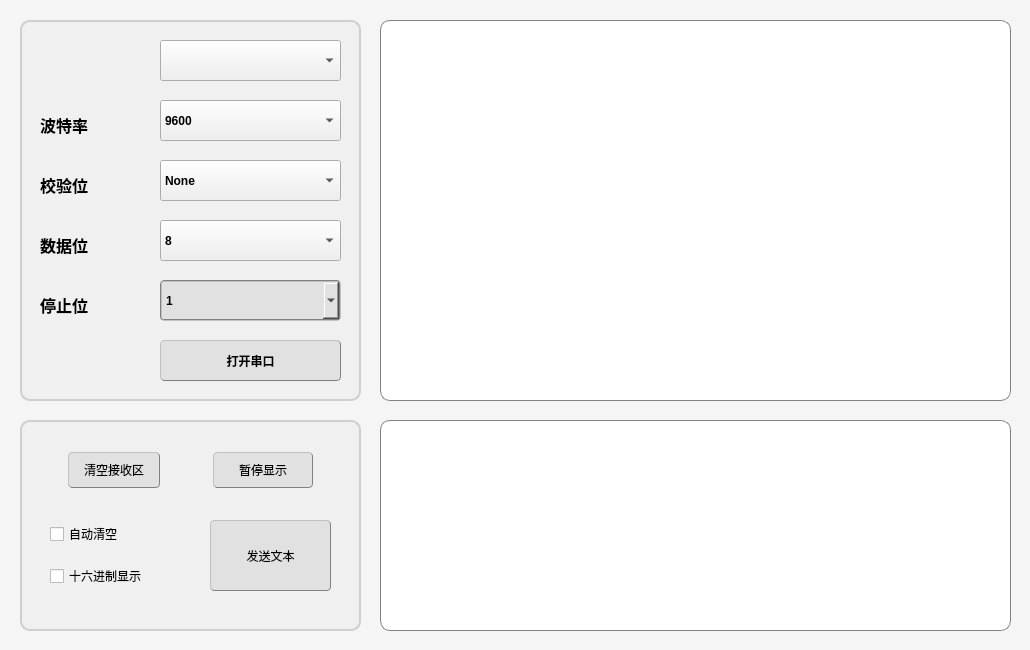
Before: the Qt Designer form proj/serial.ui in SamFisher940425/MCU_IAP_Application, drawn with Qt 5.
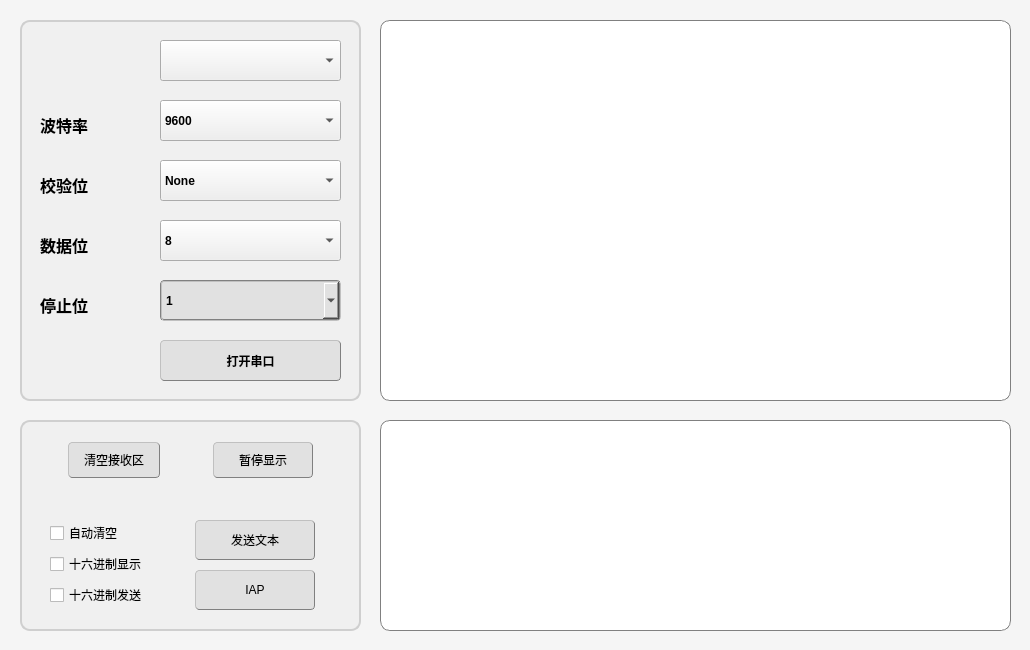
After: the same form once the commit is applied.

```diff
--- a/proj/serial.ui
+++ b/proj/serial.ui
@@ -395,10 +395,10 @@
     <widget class="QPushButton" name="sendTxtButton">
      <property name="geometry">
       <rect>
-       <x>190</x>
+       <x>175</x>
        <y>100</y>
-       <width>121</width>
-       <height>71</height>
+       <width>120</width>
+       <height>40</height>
       </rect>
      </property>
      <property name="font">
@@ -422,7 +422,7 @@
        <x>0</x>
        <y>0</y>
        <width>341</width>
-       <height>101</height>
+       <height>81</height>
       </rect>
      </property>
      <layout class="QHBoxLayout" name="horizontalLayout">
@@ -507,8 +507,8 @@
      <property name="geometry">
       <rect>
        <x>30</x>
-       <y>90</y>
-       <width>191</width>
+       <y>100</y>
+       <width>111</width>
        <height>91</height>
       </rect>
      </property>
@@ -539,8 +539,39 @@
         </property>
        </widget>
       </item>
+      <item>
+       <widget class="QCheckBox" name="checkBoxHexTx">
+        <property name="text">
+         <string>十六进制发送</string>
+        </property>
+       </widget>
+      </item>
      </layout>
     </widget>
+    <widget class="QPushButton" name="iapButton">
+     <property name="geometry">
+      <rect>
+       <x>175</x>
+       <y>150</y>
+       <width>120</width>
+       <height>40</height>
+      </rect>
+     </property>
+     <property name="font">
+      <font>
+       <weight>50</weight>
+       <bold>false</bold>
+      </font>
+     </property>
+     <property name="styleSheet">
+      <string notr="true">QPushButton{background-color: rgb(225, 225, 225);border:1px groove gray;border-radius:4px;padding:8px 25px;border-style: outset;}
+                                       QPushButton:hover{background-color:rgb(229, 241, 251); color: black;}
+                                       QPushButton:pressed{background-color:rgb(204, 228, 247);border-style: inset;}</string>
+     </property>
+     <property name="text">
+      <string>IAP</string>
+     </property>
+    </widget>
    </widget>
    <widget class="QGroupBox" name="groupBox_3">
     <property name="geometry">
```
